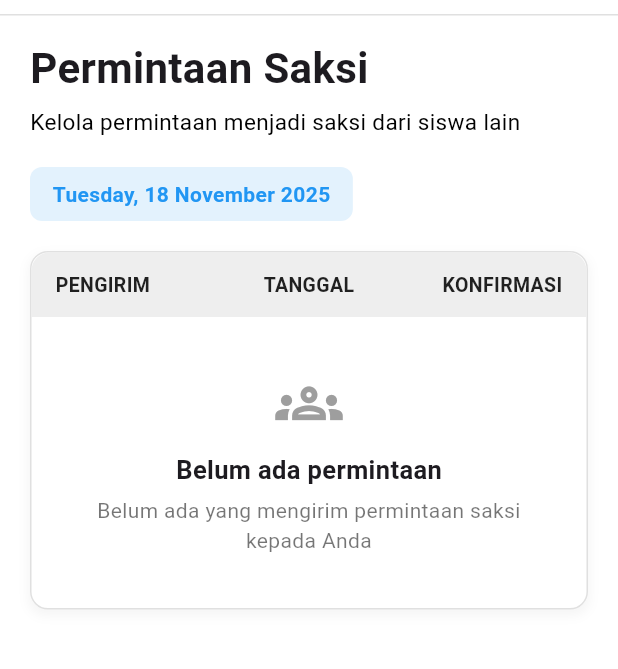
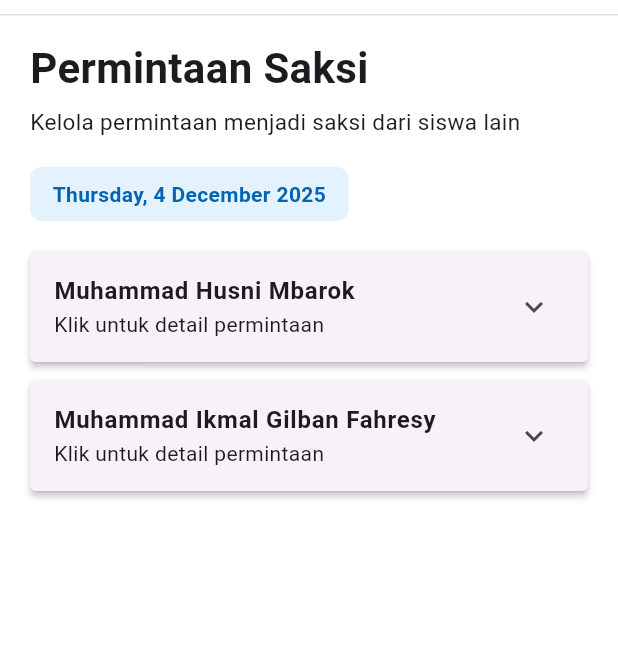
Before and after one commit to gilban-faresy/jurnalku, a Flutter app: the PermintaanSaksiPage screen opened by its route, on a phone screen of 412 x 824 dp, the part 70-739 px from its top. Run offline on Flutter 3.47's test engine with Material 3 defaults, Android fonts, the phone set to English and light mode, and no system bars; our stand-ins replace font_awesome_flutter.

Commit message:
Merubah tabel permintaan saksi

```diff
--- a/lib/permintaan_saksi_page.dart
+++ b/lib/permintaan_saksi_page.dart
@@ -1,7 +1,37 @@
 import 'package:flutter/material.dart';
 
-class PermintaanSaksiPage extends StatelessWidget {
+class PermintaanSaksiPage extends StatefulWidget {
   const PermintaanSaksiPage({super.key});
+
+  @override
+  State<PermintaanSaksiPage> createState() => _PermintaanSaksiPageState();
+}
+
+class _PermintaanSaksiPageState extends State<PermintaanSaksiPage> {
+  List<Map<String, String>> permintaanSaksi = [
+    {
+      "pengirim": "Muhammad Husni Mbarok",
+      "tanggal": "3 Desember 2025",
+      "konfirmasi": "Menunggu",
+    },
+    {
+      "pengirim": "Muhammad Ikmal Gilban Fahresy",
+      "tanggal": "3 Desember 2025",
+      "konfirmasi": "Menunggu",
+    },
+  ];
+
+  void setujuiPermintaan(int index) {
+    setState(() {
+      permintaanSaksi[index]["konfirmasi"] = "Disetujui";
+    });
+  }
+
+  void tidakDisetujui(int index) {
+    setState(() {
+      permintaanSaksi[index]["konfirmasi"] = "Ditolak";
+    });
+  }
 
   @override
   Widget build(BuildContext context) {
@@ -56,7 +86,7 @@ class PermintaanSaksiPage extends StatelessWidget {
           child: Column(
             crossAxisAlignment: CrossAxisAlignment.start,
             children: [
-              SizedBox(height: 15),
+              const SizedBox(height: 15),
               const Text(
                 "Permintaan Saksi",
                 style: TextStyle(fontWeight: FontWeight.bold, fontSize: 28),
@@ -64,7 +94,7 @@ class PermintaanSaksiPage extends StatelessWidget {
               const SizedBox(height: 5),
               const Text(
                 "Kelola permintaan menjadi saksi dari siswa lain",
-                style: TextStyle(fontSize: 15, color: Colors.black),
+                style: TextStyle(fontSize: 15),
               ),
               const SizedBox(height: 20),
               Container(
@@ -77,114 +107,81 @@ class PermintaanSaksiPage extends StatelessWidget {
                   borderRadius: BorderRadius.circular(8),
                 ),
                 child: const Text(
-                  "Tuesday, 18 November 2025",
+                  "Thursday, 4 December 2025",
                   style: TextStyle(
-                    color: Colors.blue,
+                    color: Color.fromARGB(255, 0, 99, 180),
                     fontWeight: FontWeight.w600,
                   ),
                 ),
               ),
               const SizedBox(height: 20),
-              Container(
-                width: double.infinity,
-                decoration: BoxDecoration(
-                  color: Colors.white,
-                  borderRadius: BorderRadius.circular(12),
-                  border: Border.all(color: Colors.black12),
-                  boxShadow: [
-                    BoxShadow(
-                      color: Colors.grey.withOpacity(0.1),
-                      spreadRadius: 1,
-                      blurRadius: 5,
-                      offset: const Offset(0, 3),
+
+              Column(
+                children: List.generate(permintaanSaksi.length, (index) {
+                  final data = permintaanSaksi[index];
+                  return Card(
+                    margin: const EdgeInsets.only(bottom: 12),
+                    elevation: 2,
+                    surfaceTintColor: Colors.transparent,
+                    shape: RoundedRectangleBorder(
+                      borderRadius: BorderRadius.circular(4),
+                      side: BorderSide.none,
                     ),
-                  ],
+                    child: ExpansionTile(
+                      title: Text(
+                        data["pengirim"]!,
+                        style: const TextStyle(fontWeight: FontWeight.bold),
                       ),
-                child: Column(
-                  crossAxisAlignment: CrossAxisAlignment.stretch,
+                      subtitle: const Text("Klik untuk detail permintaan"),
+                      childrenPadding: const EdgeInsets.all(12),
                       children: [
-                    Container(
-                      padding: const EdgeInsets.symmetric(
-                        horizontal: 16.0,
-                        vertical: 12.0,
+                        dataTile("PENGIRIM", data["pengirim"]!),
+                        dataTile("TANGGAL", data["tanggal"]!),
+                        dataTile(
+                          "KONFIRMASI",
+                          data["konfirmasi"]!,
+                          warna: data["konfirmasi"] == "Menunggu"
+                              ? Colors.orange
+                              : data["konfirmasi"] == "Disetujui"
+                              ? Colors.green
+                              : Colors.red,
                         ),
-                      decoration: BoxDecoration(
-                        color: Colors.grey[200],
-                        borderRadius: const BorderRadius.vertical(
-                          top: Radius.circular(12),
+                        const SizedBox(height: 12),
+                        if (data["konfirmasi"] == "Menunggu")
+                          Row(
+                            mainAxisAlignment: MainAxisAlignment.spaceBetween,
+                            children: [
+                              Expanded(
+                                child: ElevatedButton(
+                                  onPressed: () => setujuiPermintaan(index),
+                                  style: ElevatedButton.styleFrom(
+                                    backgroundColor: Colors.green,
+                                  ),
+                                  child: const Text(
+                                    "SETUJUI",
+                                    style: TextStyle(color: Colors.white),
                                   ),
                                 ),
-                      child: const Row(
-                        children: [
+                              ),
+                              const SizedBox(width: 10),
                               Expanded(
-                            flex: 3,
-                            child: Text(
-                              "PENGIRIM",
-                              style: TextStyle(
-                                fontWeight: FontWeight.bold,
-                                fontSize: 13,
-                                color: Colors.black87,
+                                child: ElevatedButton(
+                                  onPressed: () => tidakDisetujui(index),
+                                  style: ElevatedButton.styleFrom(
+                                    backgroundColor: Colors.red,
                                   ),
-                              textAlign: TextAlign.left,
+                                  child: const Text(
+                                    "TIDAK DISETUJUI",
+                                    style: TextStyle(color: Colors.white),
                                   ),
-                          ),
-                          Expanded(
-                            flex: 3,
-                            child: Text(
-                              "TANGGAL",
-                              style: TextStyle(
-                                fontWeight: FontWeight.bold,
-                                fontSize: 13,
-                                color: Colors.black87,
-                              ),
-                              textAlign: TextAlign.center,
-                            ),
-                          ),
-                          Expanded(
-                            flex: 3,
-                            child: Text(
-                              "KONFIRMASI",
-                              style: TextStyle(
-                                fontWeight: FontWeight.bold,
-                                fontSize: 13,
-                                color: Colors.black87,
-                              ),
-                              textAlign: TextAlign.right,
                                 ),
                               ),
                             ],
                           ),
-                    ),
-                    const SizedBox(height: 35),
-                    const Center(
-                      child: Icon(
-                        Icons.groups_outlined,
-                        size: 45,
-                        color: Colors.grey,
-                      ),
-                    ),
-                    const SizedBox(height: 10),
-                    const Center(
-                      child: Text(
-                        "Belum ada permintaan",
-                        style: TextStyle(
-                          fontSize: 17,
-                          fontWeight: FontWeight.bold,
-                        ),
-                      ),
-                    ),
-                    const SizedBox(height: 5),
-                    const Padding(
-                      padding: EdgeInsets.symmetric(horizontal: 40.0),
-                      child: Text(
-                        "Belum ada yang mengirim permintaan saksi kepada Anda",
-                        style: TextStyle(fontSize: 14, color: Colors.black54),
-                        textAlign: TextAlign.center,
-                      ),
-                    ),
-                    const SizedBox(height: 35),
                       ],
                     ),
+                  );
+                }),
               ),
               const SizedBox(height: 30),
             ],
@@ -194,3 +191,17 @@ class PermintaanSaksiPage extends StatelessWidget {
     );
   }
 }
+
+Widget dataTile(String title, String value, {Color warna = Colors.black}) {
+  return Padding(
+    padding: const EdgeInsets.symmetric(vertical: 6),
+    child: Row(
+      children: [
+        SizedBox(width: 110, child: Text(title)),
+        Expanded(
+          child: Text(value, style: TextStyle(color: warna)),
+        ),
+      ],
+    ),
+  );
+}
```
Also changed, not shown: pubspec.lock. Lines whose indentation alone changed are shown as unchanged.
